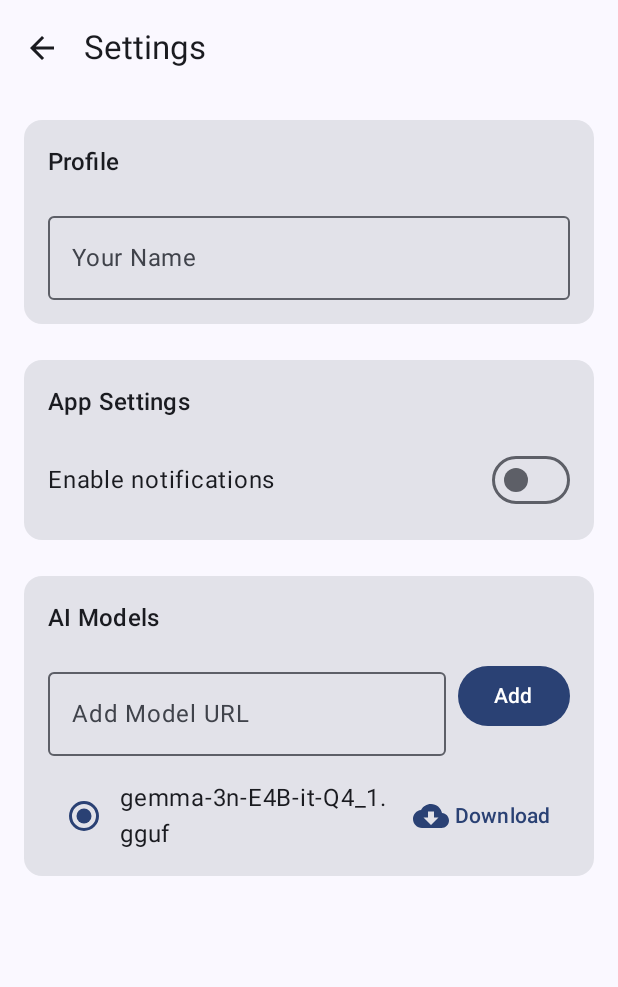
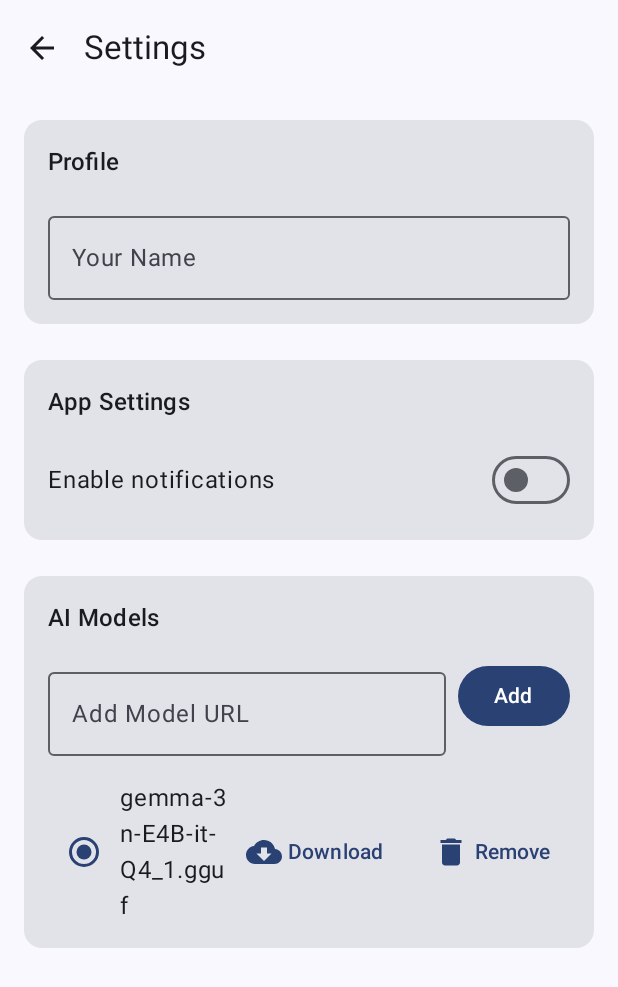
Before and after one commit to Fabiomi12/assistant-ai, an Android app built with Jetpack Compose: the SettingsScreen screen opened through its navigation route, after a tap on "Download", on a phone screen of 412 x 824 dp. Shown: the top 987 px of the screen. Run offline under Robolectric (Android 15) with nearby library versions, the phone set to English and light mode, and no system bars; our stand-ins replace Dagger/Hilt's generated code.

Commit message:
Improve model management

```diff
--- a/app/src/main/java/edu/upt/assistant/ui/screens/SettingsScreen.kt
+++ b/app/src/main/java/edu/upt/assistant/ui/screens/SettingsScreen.kt
@@ -137,6 +137,7 @@ fun SettingsScreen(
             val id = downloadManager.fileNameFrom(url)
             val isAvailable = downloadManager.isModelAvailable(id)
             var isDownloading by remember(url) { mutableStateOf(false) }
+            var progress by remember(url) { mutableStateOf(0) }
             Row(
               verticalAlignment = Alignment.CenterVertically,
               modifier = Modifier.fillMaxWidth()
@@ -161,14 +162,20 @@ fun SettingsScreen(
                 }
               } else {
                 if (isDownloading) {
-                  CircularProgressIndicator(modifier = Modifier.size(24.dp))
+                  Column(horizontalAlignment = Alignment.CenterHorizontally) {
+                    LinearProgressIndicator(progress = progress / 100f, modifier = Modifier.width(80.dp))
+                    Spacer(Modifier.height(4.dp))
+                    Text("$progress%")
+                  }
                 } else {
                   TextButton(
                     onClick = {
                       scope.launch {
                         try {
                           isDownloading = true
-                          downloadManager.downloadModel(url).collect { /* no-op */ }
+                          downloadManager.downloadModel(url).collect { prog ->
+                            progress = prog.percentage
+                          }
                         } catch (e: Exception) {
                           Log.e("SettingsScreen", "Model download failed", e)
                         } finally {
@@ -182,6 +189,12 @@ fun SettingsScreen(
                     Text("Download")
                   }
                 }
+                Spacer(Modifier.width(8.dp))
+                TextButton(onClick = { onRemoveModel(url) }) {
+                  Icon(Icons.Default.Delete, contentDescription = null)
+                  Spacer(Modifier.width(4.dp))
+                  Text("Remove")
+                }
               }
             }
           }
```
Also changed, not shown: app/src/main/java/edu/upt/assistant/domain/SettingsViewModel.kt (+7 -3 lines).
